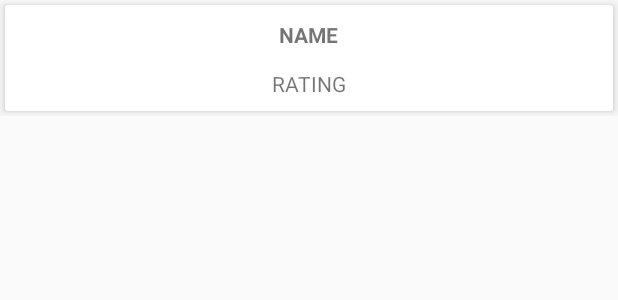
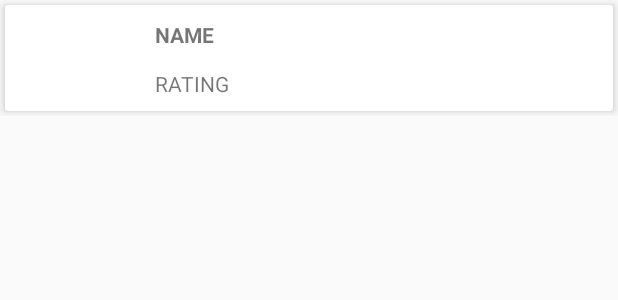
Before and after one commit to kunalt4/railway-viacom-video, an Android app: the layout list_video_view.xml on its own in the app's theme, with its tools: preview values and no code run, on a phone screen of 412 x 824 dp. Shown: the top 300 px of the screen. Run offline under Robolectric (Android 15) with nearby library versions, the phone set to English and light mode, and no system bars.

```diff
--- a/app/src/main/java/com/example/kunal4/railwayviacomvid/ItemClickSupport.java
+++ b/app/src/main/java/com/example/kunal4/railwayviacomvid/ItemClickSupport.java
@@ -27,6 +27,8 @@ public class ItemClickSupport {
                 Log.d("ITEMCLICKED",holder.getAdapterPosition()+"");
                 Intent intent = new Intent(mcon,VideoPlayerActivity.class);
                 intent.putExtra("LINK",Config.links[holder.getAdapterPosition()]);
+                intent.putExtra("ADVERTISEMENT","http://distribution.bbb3d.renderfarming.net/video/mp4/bbb_sunflower_1080p_60fps_normal.mp4");
+                intent.putExtra("VIDNAME",Config.names[holder.getAdapterPosition()]);
                 mcon.startActivity(intent);
             }
         }
--- a/app/src/main/res/layout/list_video_view.xml
+++ b/app/src/main/res/layout/list_video_view.xml
@@ -36,16 +36,18 @@
                 android:textStyle="bold"
                 android:text="NAME"
                 android:id="@+id/textViewName"
-                android:layout_centerHorizontal="true"
-                android:layout_marginTop="10dp"/>
+                android:layout_alignParentLeft="true"
+                android:layout_marginTop="10dp"
+                android:layout_marginLeft="100dp"/>
 
             <TextView
                 android:layout_width="wrap_content"
                 android:layout_height="wrap_content"
                 android:text="RATING"
                 android:id="@+id/textViewRating"
+                android:layout_alignParentLeft="true"
+                android:layout_marginLeft="100dp"
                 android:layout_below="@+id/textViewName"
-                android:layout_centerHorizontal="true"
                 android:layout_marginTop="13dp" />
 
 
```
Also changed, not shown: app/src/main/java/com/example/kunal4/railwayviacomvid/VideoPlayerActivity.java (+26 -6 lines).
